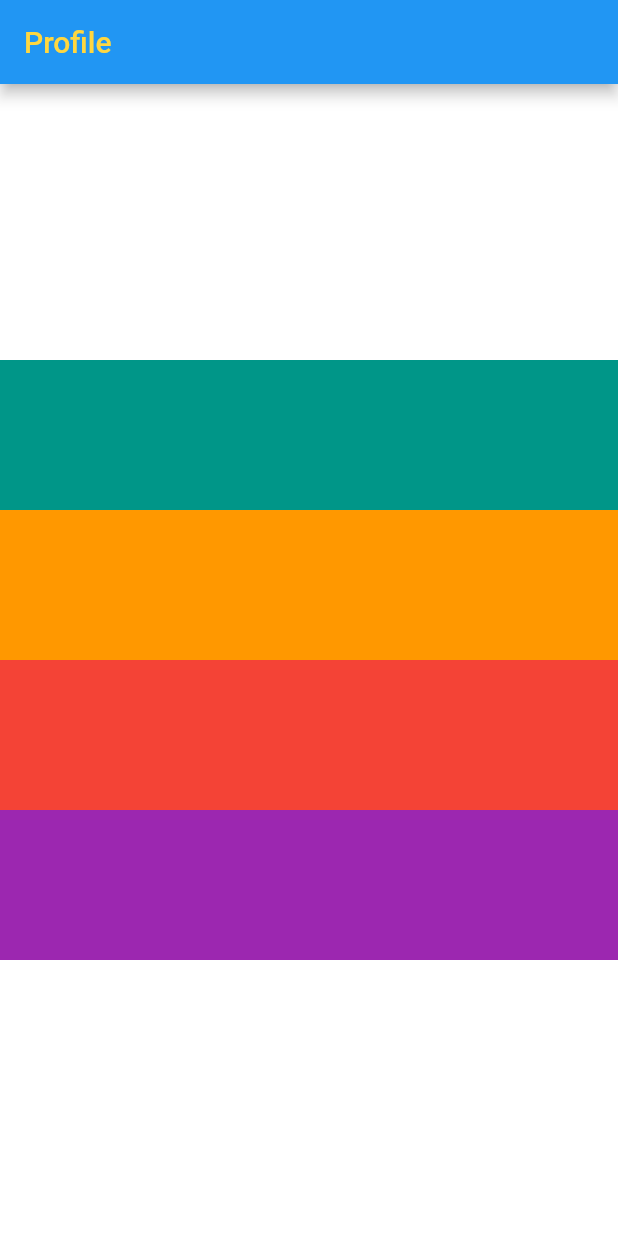
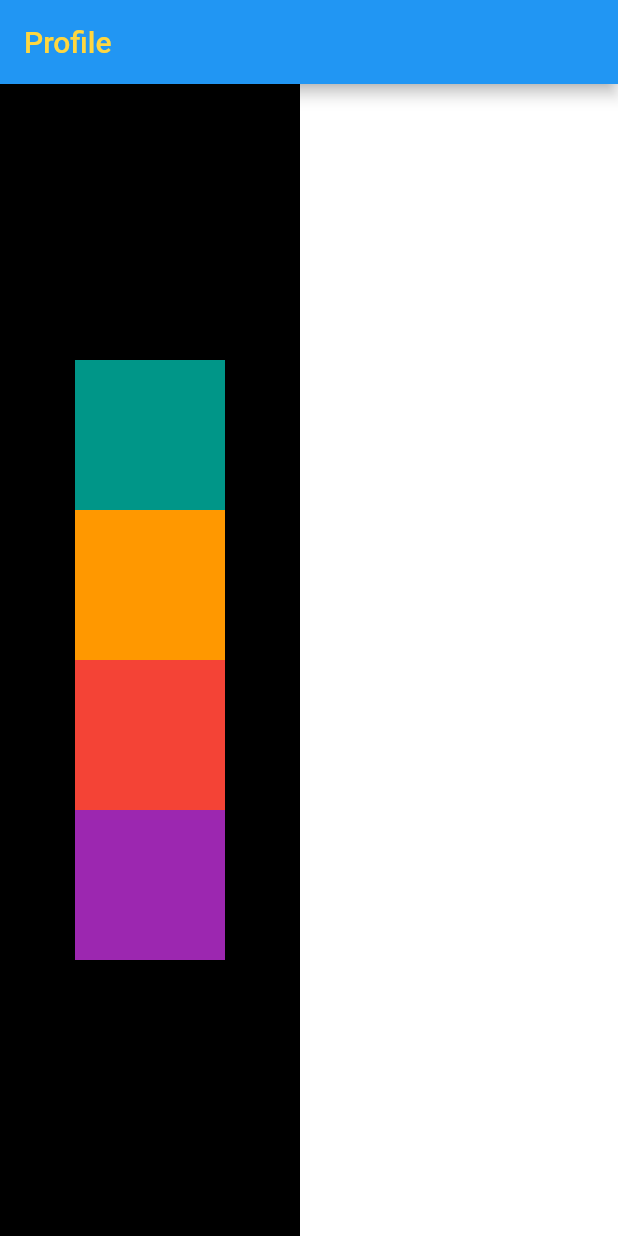
Before and after one commit to moniradiu/flutter-class-app, a Flutter app: the screen it shows after launch, on a phone screen of 412 x 824 dp. Run offline on Flutter 3.47's test engine with Material 2 defaults, Android fonts, the phone set to English and light mode, and no system bars.

Commit message:
Column use mainAxisAligment and crossAxisAliment

```diff
--- a/lib/main.dart
+++ b/lib/main.dart
@@ -56,6 +56,8 @@ class MyHomePage extends StatelessWidget {
       //   ),
       // )
       body: Container(
+        width: 200,
+        color: Colors.black,
         child: Column(
           // mainAxisAlignment: MainAxisAlignment.spaceAround,
           //mainAxisAlignment: MainAxisAlignment.spaceBetween,
@@ -63,21 +65,29 @@ class MyHomePage extends StatelessWidget {
           //mainAxisAlignment: MainAxisAlignment.start,
           //mainAxisAlignment: MainAxisAlignment.end,
           mainAxisAlignment: MainAxisAlignment.center,
+          //crossAxisAlignment: CrossAxisAlignment.start,
+          //crossAxisAlignment: CrossAxisAlignment.stretch,(responsive for use)
+          //crossAxisAlignment: CrossAxisAlignment.end,
+          crossAxisAlignment: CrossAxisAlignment.center,
           children: [
             Container(
               height: 100,
+              width: 100,
               color: Colors.teal,
             ),
             Container(
               height: 100,
+              width: 100,
               color: Colors.orange,
             ),
             Container(
               height: 100,
+              width: 100,
               color: Colors.red,
             ),
             Container(
               height: 100,
+              width: 100,
               color: Colors.purple,
             )
           ],
```
